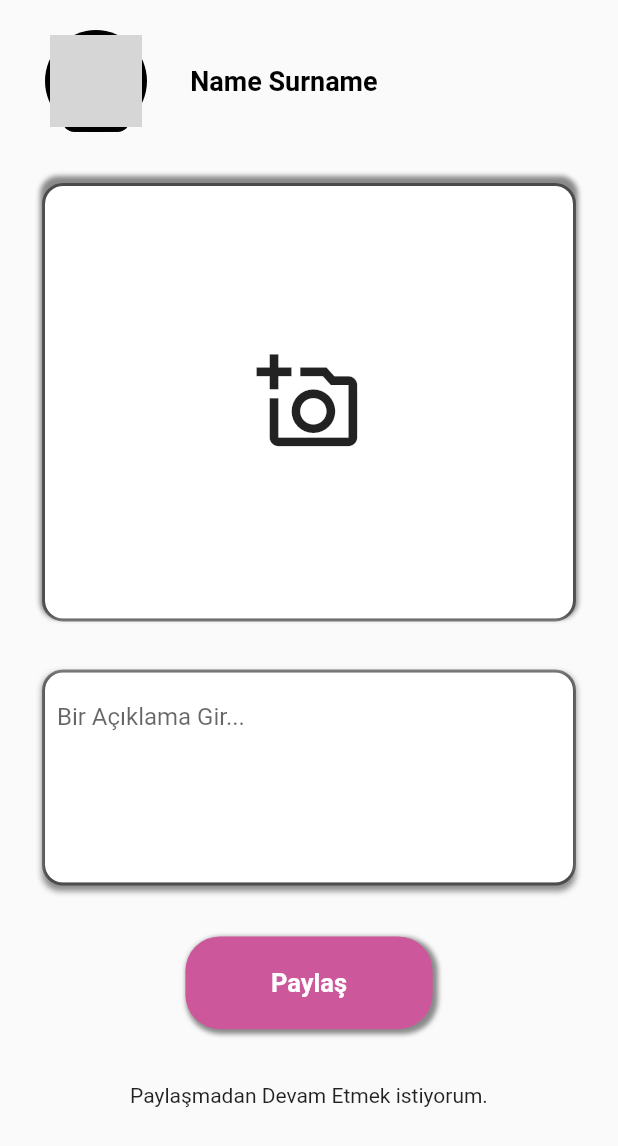
After one commit to F123Btcmp/PatiCoin, a Flutter app: the screen it shows after launch, after a tap on "Cam Page", on a phone screen of 412 x 824 dp. The commit adds this screen. Shown: the top 1146 px of the screen. Run offline on Flutter 3.47's test engine with Material 2 defaults, Android fonts, the phone set to English and light mode, and no system bars; our stand-ins replace cloud_firestore, firebase_auth, firebase_core, flutter_riverpod, google_sign_in, rive; accounts and stored records are empty; network calls fail; grey boxes are pictures that could not be loaded.

Commit message:
cam page tasarımı oluştu

```diff
--- a/lib/Riverpod/navbar_provider.dart
+++ b/lib/Riverpod/navbar_provider.dart
@@ -1,5 +1,6 @@
 import 'package:flutter/cupertino.dart';
 import 'package:flutter/material.dart';
+import 'package:streetanimals/pages/cam_page.dart';
 import 'package:streetanimals/pages/home_page.dart';
 import 'package:streetanimals/pages/profile_page.dart';
 
@@ -21,6 +22,8 @@ class navbarProvider extends ChangeNotifier {
         return const MyHomePage();
       case 1:
         return const profilePage();
+      case 2:
+        return const camPage();
       default :
         return const MyHomePage();
     }
--- /dev/null
+++ b/lib/pages/cam_page.dart
@@ -0,0 +1,178 @@
+import 'package:flutter/material.dart';
+import 'package:flutter_riverpod/flutter_riverpod.dart';
+import 'package:streetanimals/constans/material_color.dart';
+import 'package:streetanimals/riverpod_management.dart';
+
+class camPage extends ConsumerWidget {
+  const camPage({Key? key}) : super(key: key);
+
+  @override
+  Widget build(BuildContext context, WidgetRef ref) {
+    TextEditingController _textcontroller = TextEditingController();
+    var navbarRiv = ref.read(navbarRiverpod);
+    var size = MediaQuery.of(context).size;
+    return SafeArea(
+        child: Scaffold(
+          body: SingleChildScrollView(
+            child: SizedBox(
+              height: size.height * 0.92,
+              child: Padding(
+                padding: EdgeInsets.symmetric(vertical: 20.0, horizontal: 30.0),
+                child: Column(
+                  mainAxisSize: MainAxisSize.max,
+                  mainAxisAlignment: MainAxisAlignment.spaceBetween,
+                  children: [
+                    Row(
+                      mainAxisAlignment: MainAxisAlignment.start,
+                      children: [
+                        Stack(
+                            alignment: Alignment.center,
+                            children: [
+                              SizedBox(
+                                height: size.width * 0.165,
+                                width:  size.width * 0.165,
+                                child: DecoratedBox(
+                                  decoration: BoxDecoration(
+                                    borderRadius: BorderRadius.circular(50),
+                                    color: Colors.black,
+                                  ),
+                                ),
+                              ),
+                              SizedBox(
+                                  height:size.width * 0.15,
+                                  width: size.width * 0.15,
+                                  child: Image.network("https://cdn-icons-png.flaticon.com/512/3135/3135715.png")//Hero
+                              ),
+                              Positioned(
+                                bottom: 0.0,
+                                child: ClipRRect(
+                                  borderRadius: BorderRadius.circular(20),
+                                  child: Container(
+                                    height: size.width * 0.04,
+                                    width: size.width * 0.11,
+                                    color: Colors.black,
+                                    child: const Center(
+                                      child: Text(
+                                        "Admin",
+                                        style: TextStyle(
+                                            color: Colors.white,
+                                            fontSize: 11
+                                        ),
+                                      ),
+                                    ),
+                                  ),
+                                ),
+                              )
+                            ]
+                        ),
+                        SizedBox(width: size.width * 0.07),
+                        const Text(
+                          "Name Surname",
+                          style: TextStyle(
+                            fontWeight: FontWeight.bold,
+                            color: Colors.black,
+                            fontSize: 18,
+                          ),
+                        ),
+                      ],
+                    ),
+
+                    SizedBox( ///foto kutusu
+                      height: size.height * .35,
+                      width:  double.infinity,
+                      child: Container(
+                        decoration: BoxDecoration(
+                          color: Colors.white,
+                          borderRadius: BorderRadius.circular(12),
+                          border: Border.all(
+                            color: Colors.black45,
+                            width: 2,
+                            strokeAlign: 1,
+                          ),
+                          boxShadow: const [
+                            BoxShadow(
+                              color: Colors.black45,
+                              offset: Offset(0, -3),
+                              spreadRadius: 3,
+                              blurRadius: 2
+                            )
+                          ]
+                        ),
+                        child: Icon(
+                            Icons.add_a_photo_outlined,
+                          size: size.width * 0.17,
+                        ),
+                      ),
+                    ),
+                    Container( //açıklama kutus
+                      height: size.height * 0.17,
+                      width: double.infinity,
+                      padding: EdgeInsets.all(8),
+                      decoration: BoxDecoration(
+                        color: Colors.white,
+                        borderRadius: BorderRadius.circular(12),
+                        border: Border.all(
+                          width: 2,
+                          color: Colors.black45,
+                          strokeAlign: 1
+,                      ),
+                        boxShadow: const [
+                          BoxShadow(
+                            color: Colors.black45,
+                            offset: Offset(0, 3),
+                            blurRadius: 3,
+                            spreadRadius: 2,
+                            blurStyle: BlurStyle.normal
+                          )
+                        ]
+                      ),
+                      child: TextFormField(
+                        maxLines: 9,
+                        controller: _textcontroller,
+                        decoration: const InputDecoration(
+                          hintText: "Bir Açıklama Gir...",
+                          border: InputBorder.none,
+                        ),
+                      ),
+                    ),
+                    Container( ///buton
+                      height: size.width * 0.15,
+                      width:  size.width * 0.4,
+                      decoration: BoxDecoration(
+                        color: ColorConstants.pink2,
+                        borderRadius: BorderRadius.circular(23),
+                        boxShadow: const [
+                          BoxShadow(
+                            color: Colors.black45,
+                            offset: Offset(2, 2),
+                            spreadRadius: 1,
+                            blurRadius: 2
+,                      )
+                        ]
+                      ),
+                      child: const Center(
+                        child: Text(
+                          "Paylaş",
+                          style: TextStyle(
+                            color: Colors.white,
+                            fontWeight: FontWeight.bold,
+                            fontSize: 17,
+                          ),
+                        ),
+                      ),
+                    ),
+                    GestureDetector(
+                        onTap: () {
+                          navbarRiv.setCurrentindex(0);
+                        },
+                        child: const Text("Paylaşmadan Devam Etmek istiyorum.")
+                    ),
+                  ],
+                ) ,
+              ),
+            ),
+          ),
+        )
+    );
+  }
+}
--- a/lib/pages/home_page.dart
+++ b/lib/pages/home_page.dart
@@ -7,6 +7,7 @@ import 'package:streetanimals/riverpod_management.dart';
 import 'package:streetanimals/utils/db_firebase.dart';
 
 import '../models/user_info.dart';
+import 'cam_page.dart';
 
 class MyHomePage extends ConsumerStatefulWidget {
   const MyHomePage({Key? key}) : super(key: key);
@@ -44,16 +45,9 @@ class _MyHomePageState extends ConsumerState <MyHomePage> {
         ),
         ElevatedButton(
             onPressed: () {
-              Userinfo user = Userinfo(name: "Abuziddin", surname: "Kemal", email: "abkemal@hotmail.com", password: "admin",coin: 0);
-              Postinfo post = Postinfo(user_id: user.id, Province: "istanbul", district: "Başakşehir", image_list: ["afafsafsafas","asfasasfasf"]);
-              dbFirebase().createUser(user);
+              navbarRiv.setCurrentindex(2);
             },
-            child: Text("Kayıt ekle")
-        ),
-        ElevatedButton(
-            onPressed: () {
-            },
-            child: Text("Kayıt sil")
+            child: Text("Cam Page")
         ),
       ],
     );
--- a/lib/pages/profile_page.dart
+++ b/lib/pages/profile_page.dart
@@ -60,8 +60,8 @@ class _profilePage extends ConsumerState <profilePage> {
                           alignment: Alignment.center,
                           children: [
                             SizedBox(
-                              height: size.width * 0.215,
-                              width:  size.width * 0.215,
+                              height: size.width * 0.15,
+                              width:  size.width * 0.15,
                               child: DecoratedBox(
                                 decoration: BoxDecoration(
                                   borderRadius: BorderRadius.circular(50),
@@ -70,8 +70,8 @@ class _profilePage extends ConsumerState <profilePage> {
                               ),
                             ),
                             SizedBox(
-                              height:size.width * 0.2,
-                              width: size.width * 0.2,
+                              height:size.width * 0.1,
+                              width: size.width * 0.1,
                               child: Image.network("https://cdn-icons-png.flaticon.com/512/3135/3135715.png")//Hero
                             ),
                             Positioned(
```
